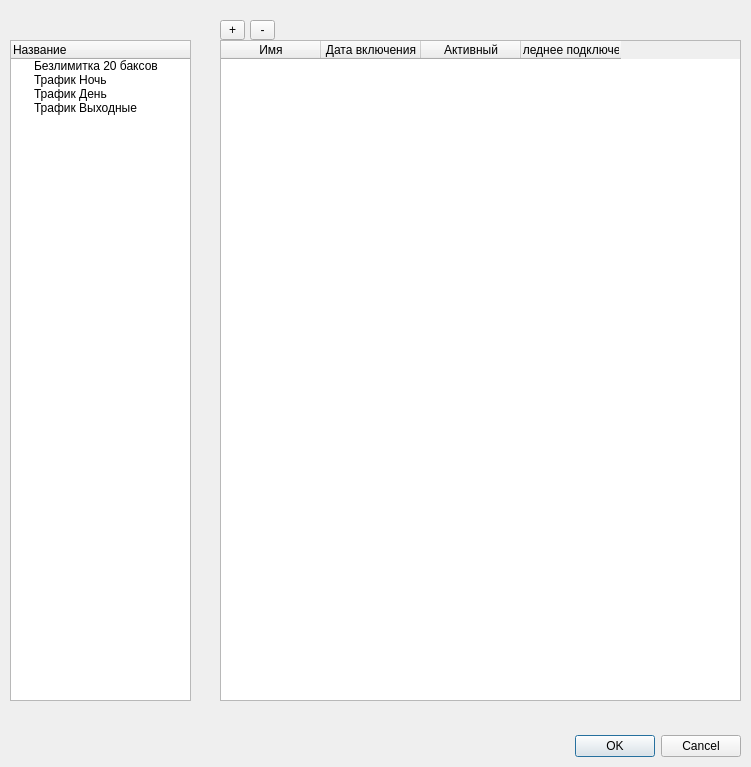
The window that mdi/account_tarifs.ui (brat002/ExpertBilling) describes before a commit, drawn with Qt 5.
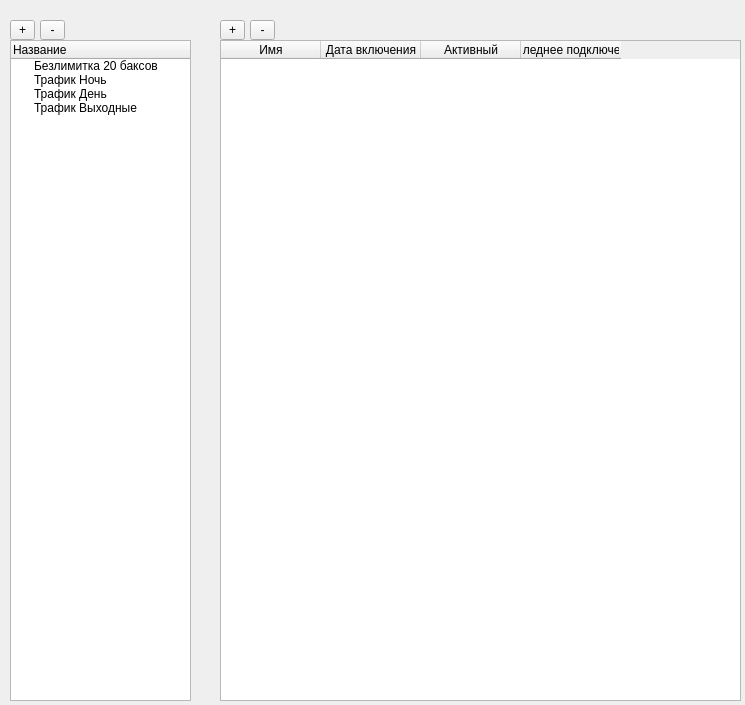
The same window after the commit.

What changed in the file:
```diff
--- a/mdi/account_tarifs.ui
+++ b/mdi/account_tarifs.ui
@@ -5,29 +5,13 @@
    <rect>
     <x>0</x>
     <y>0</y>
-    <width>751</width>
-    <height>767</height>
+    <width>745</width>
+    <height>705</height>
    </rect>
   </property>
   <property name="windowTitle" >
    <string>Dialog</string>
   </property>
-  <widget class="QDialogButtonBox" name="buttonBox" >
-   <property name="geometry" >
-    <rect>
-     <x>400</x>
-     <y>730</y>
-     <width>341</width>
-     <height>32</height>
-    </rect>
-   </property>
-   <property name="orientation" >
-    <enum>Qt::Horizontal</enum>
-   </property>
-   <property name="standardButtons" >
-    <set>QDialogButtonBox::Cancel|QDialogButtonBox::NoButton|QDialogButtonBox::Ok</set>
-   </property>
-  </widget>
   <widget class="QTreeWidget" name="treeWidget" >
    <property name="geometry" >
     <rect>
@@ -119,6 +103,32 @@
     <string>-</string>
    </property>
   </widget>
+  <widget class="QToolButton" name="toolButton" >
+   <property name="geometry" >
+    <rect>
+     <x>10</x>
+     <y>20</y>
+     <width>25</width>
+     <height>20</height>
+    </rect>
+   </property>
+   <property name="text" >
+    <string>+</string>
+   </property>
+  </widget>
+  <widget class="QToolButton" name="toolButton_2" >
+   <property name="geometry" >
+    <rect>
+     <x>40</x>
+     <y>20</y>
+     <width>25</width>
+     <height>20</height>
+    </rect>
+   </property>
+   <property name="text" >
+    <string>-</string>
+   </property>
+  </widget>
  </widget>
  <resources/>
  <connections>
```
Left out of the diff: 38 changed lines with no effect on the pictures.
